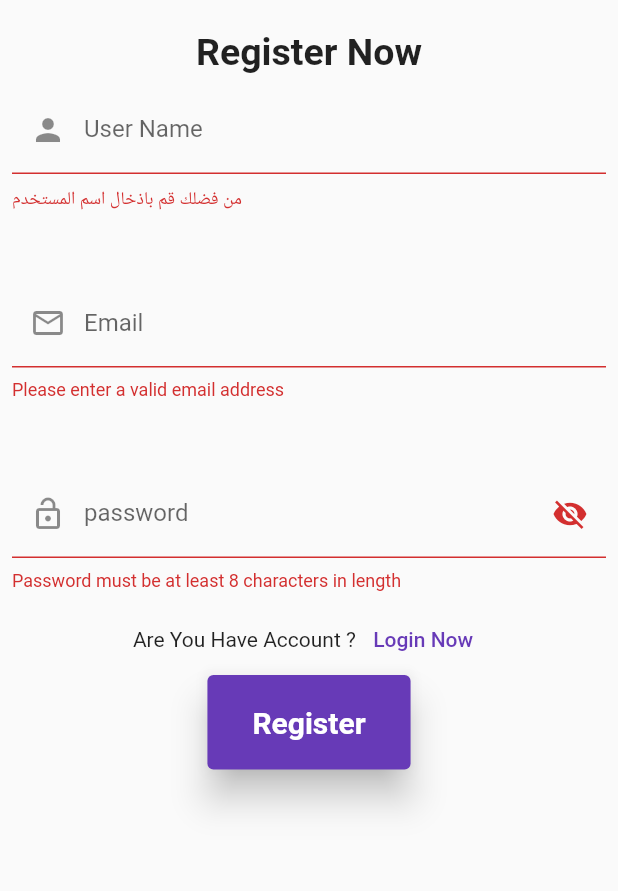
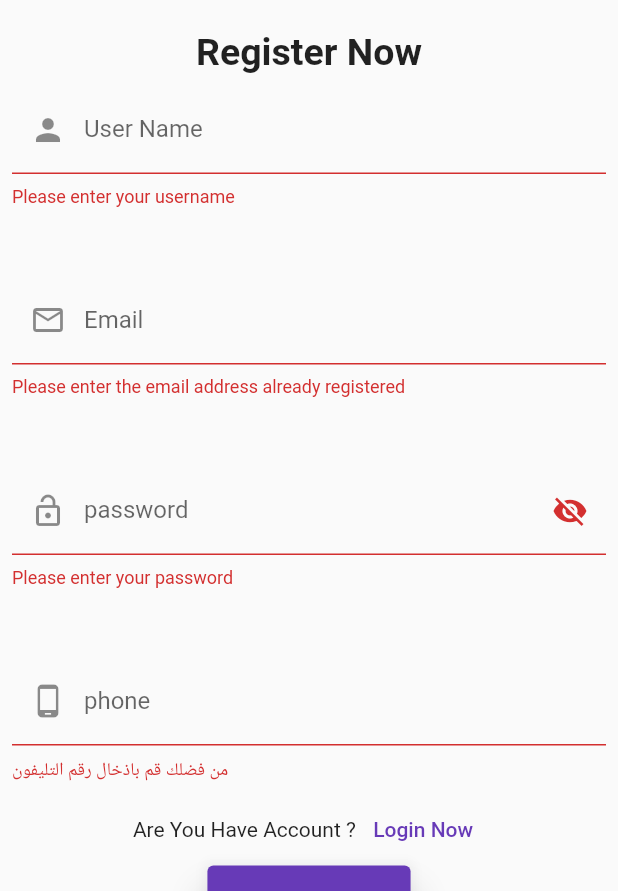
Before and after one commit to TaherSalah/poads_ara_app, a Flutter app: the RegisterScreen screen opened directly, after a tap on "Login Now", after a tap on "Register Now", after a tap on "Register", on a phone screen of 412 x 824 dp, the part 345-1236 px from its top. Run offline on Flutter 3.47's test engine with Material 2 defaults, Android fonts, the phone set to English and light mode, and no system bars; our stand-ins replace assets_audio_player, audioplayers, babstrap_settings_screen, firebase_auth, firebase_core, flutter_bloc and 3 more; accounts and stored records are empty.

Commit message:
add======== refactor code add phone and ref vaildator

```diff
--- a/lib/componts/widgets/validate.dart
+++ b/lib/componts/widgets/validate.dart
@@ -3,7 +3,8 @@ class Validator {
   //////  Start Validator Email ///////
   static String? email(String? value) {
     if (value!.isEmpty) {
-      return 'من فضلك قم باذخال الايميل الالكتروني المسجل بالفعل';
+      // return 'من فضلك قم باذخال الايميل الالكتروني المسجل بالفعل';
+      return 'Please enter the email address already registered';
     } else if (!value.contains('@') || !value.contains('.com')) {
       return 'EX: example@example.com ';
     } else {
@@ -16,6 +17,7 @@ class Validator {
 
   static String? password(String? value) {
     if (value!.isEmpty) {
+      // return 'Please enter your password';
       return 'Please enter your password';
     } else if (value.length < 6) {
       return 'Password must be at least 6 digit';
@@ -28,9 +30,11 @@ class Validator {
   //////  Start Validator Title ///////
   static String? name(String? value) {
     if (value!.isEmpty) {
-      return 'من فضلك قم باذخال اسم المستخدم';
+      // return 'من فضلك قم باذخال اسم المستخدم';
+      return 'Please enter your username';
     } else if (value.length < 8) {
-      return 'يجب ان يتكون اسم المستخدم علي 8 حروف علي الاقل';
+      // return 'يجب ان يتكون اسم المستخدم علي 8 حروف علي الاقل';
+      return 'The user name must contain at least 8 characters';
     } else {
       return null;
     }
--- a/lib/screens/login/login_screen.dart
+++ b/lib/screens/login/login_screen.dart
@@ -2,6 +2,7 @@
 import 'package:firebase_auth/firebase_auth.dart';
 import 'package:flutter/material.dart';
 import 'package:mvc_pattern/mvc_pattern.dart';
+import 'package:poads_app/componts/widgets/validate.dart';
 import 'package:poads_app/screens/login/controller/login_controller.dart';
 import 'package:poads_app/screens/registration/regstration_screen.dart';
 import 'package:poads_app/widgets/loading_screen.dart';
@@ -61,12 +62,8 @@ class _LoginScreenState extends StateMVC<LoginScreen> {
                   padding: const EdgeInsets.all(8.0),
                   child: TextFormField(
                     controller: widget.emailController,
-                    validator: (value) {
-                      if (!RegExp(r'\S+@\S+\.\S+').hasMatch(value!)) {
-                        return 'Please enter a valid email address';
-                      }
-                      return null;
-                    },
+                    validator: Validator.email,
+
                     onChanged: (data) {
                       // email = data;
                     },
@@ -89,14 +86,10 @@ class _LoginScreenState extends StateMVC<LoginScreen> {
                 Padding(
                   padding: const EdgeInsets.all(8.0),
                   child: TextFormField(
-                    validator: (value) {
-                      if (value!.trim().length < 4) {
-                        return 'Password must be at least 8 characters in length';
-                      }
-                      return null;
-                    },
+                    validator: Validator.password,
+
                     controller: widget.passwordController,
-                    keyboardType: TextInputType.phone,
+                    keyboardType: TextInputType.number,
                     onChanged: (data) {
                       // password = data;
                     },
--- a/lib/screens/registration/regstration_screen.dart
+++ b/lib/screens/registration/regstration_screen.dart
@@ -13,6 +13,7 @@ class RegisterScreen extends StatefulWidget {
   TextEditingController emailController = TextEditingController();
   TextEditingController passwordController = TextEditingController();
   TextEditingController userNameController = TextEditingController();
+  TextEditingController phoneController = TextEditingController();
 
   @override
   // ignore: library_private_types_in_public_api
@@ -58,6 +59,8 @@ class _RegisterScreenState extends StateMVC<RegisterScreen> {
                   child: TextFormField(
                     controller: widget.userNameController,
                     onChanged: (data) {},
+                    keyboardType: TextInputType.name,
+
                     validator: Validator.name,
                     decoration: const InputDecoration(
                         prefixIcon: Icon(Icons.person),
@@ -78,15 +81,13 @@ class _RegisterScreenState extends StateMVC<RegisterScreen> {
                   padding: const EdgeInsets.all(8.0),
                   child: TextFormField(
                     controller: widget.emailController,
+                    keyboardType: TextInputType.emailAddress,
+
                     onChanged: (data) {
                       // emailController.text = data;
                     },
-                    validator: (value) {
-                      if (!RegExp(r'\S+@\S+\.\S+').hasMatch(value!)) {
-                        return 'Please enter a valid email address';
-                      }
-                      return null;
-                    },
+                    validator: Validator.email,
+
                     decoration: const InputDecoration(
                         prefixIcon: Icon(Icons.email_outlined),
                         hintText: 'Enter Your Email',
@@ -110,15 +111,14 @@ class _RegisterScreenState extends StateMVC<RegisterScreen> {
                     onChanged: (data) {
                       // passwordController.text = data;
                     },
-                    validator: (value) {
-                      if (value!.trim().length < 2) {
-                        return 'Password must be at least 8 characters in length';
-                      }
-                      return null;
-                    },
+
+                    keyboardType: TextInputType.number,
+
+                    validator: Validator.password,
                     decoration: InputDecoration(
                         suffixIcon: InkWell(
                           onTap: togglePassword,
+
                           child: widget.isActive
                               ? const Icon(Icons.visibility_off)
                               : const Icon(Icons.visibility),
@@ -130,6 +130,30 @@ class _RegisterScreenState extends StateMVC<RegisterScreen> {
                           borderSide: BorderSide(color: Colors.green),
                         ),
                         enabledBorder: const OutlineInputBorder(
+                          borderSide: BorderSide(color: Colors.white),
+                        )),
+                  ),
+                ),
+                const SizedBox(
+                  height: 30,
+                ),
+                Padding(
+                  padding: const EdgeInsets.all(8.0),
+                  child: TextFormField(
+                    controller: widget.phoneController,
+                    onChanged: (data) {
+                      // passwordController.text = data;
+                    },
+                    keyboardType: TextInputType.phone,
+                    validator: Validator.phone,
+                    decoration: const InputDecoration(
+                        prefixIcon: Icon(Icons.phone_android),
+                        hintText: 'Enter Your phone number',
+                        label: Text('phone'),
+                        focusedBorder: OutlineInputBorder(
+                          borderSide: BorderSide(color: Colors.green),
+                        ),
+                        enabledBorder: OutlineInputBorder(
                           borderSide: BorderSide(color: Colors.white),
                         )),
                   ),
```
